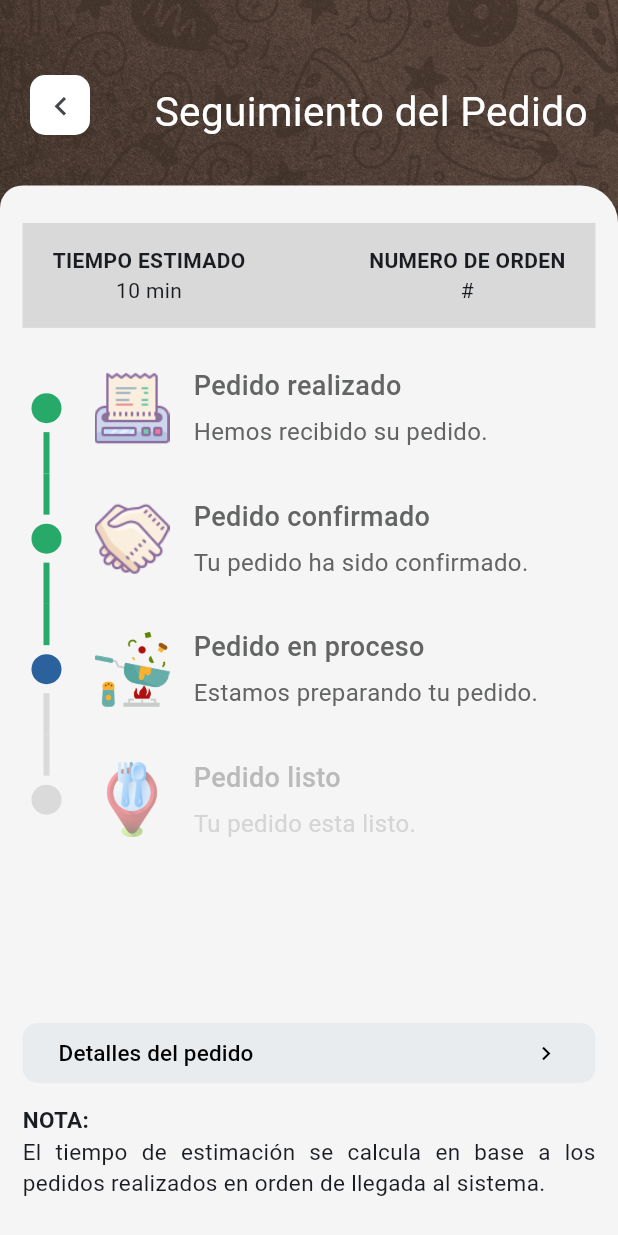
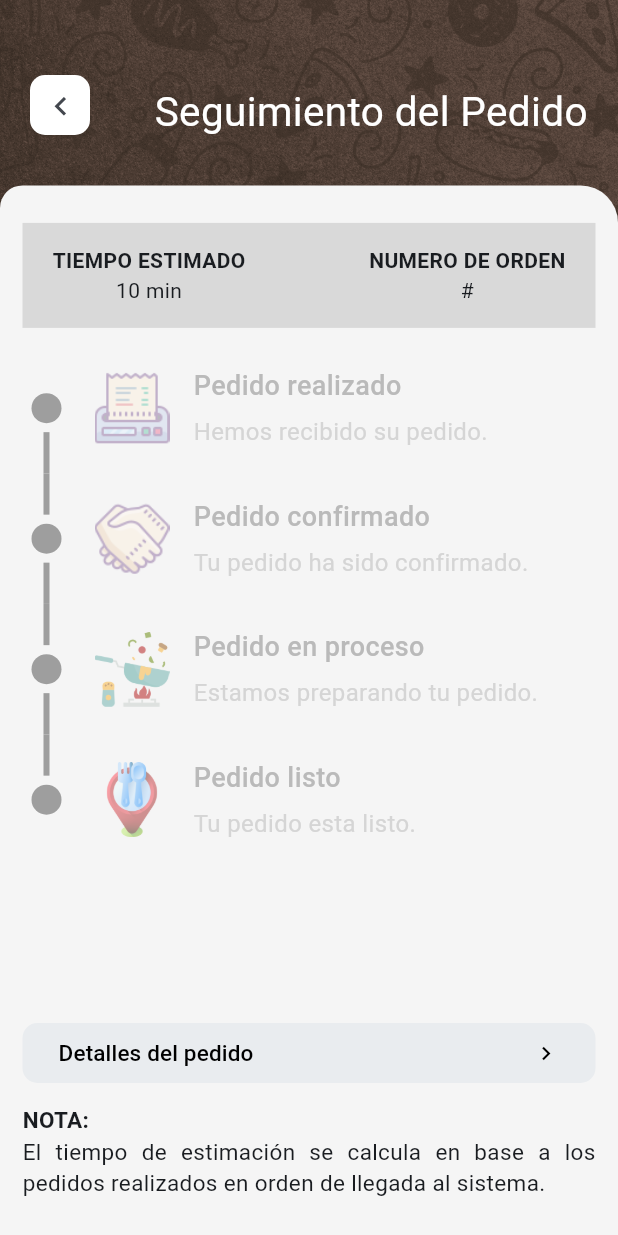
Before and after one commit to La-Carreta/La_Carreta_Express_Customer, a Flutter app: the SeguimientoPedidoScreen screen opened directly with empty values, on a phone screen of 412 x 824 dp. Run offline on Flutter 3.47's test engine with Material 3 defaults, Android fonts, the light colour scheme and no system bars; drawn by our look-alikes of timeline_tile; our stand-ins replace cloud_firestore, firebase_core, flutter_dotenv, flutter_riverpod, go_router, google_fonts and 1 more; accounts and stored records are empty; network calls fail; Roboto replaces fonts that are missing (Yantramanav).

Commit message:
Timeline data

```diff
--- a/lib/infraestructure/mappers/orden_pedido_mapper.dart
+++ b/lib/infraestructure/mappers/orden_pedido_mapper.dart
@@ -31,5 +31,6 @@ class OrdenPedidoMapper{
     tiempoEstimado: order.tiempoEstimado,
     fechaEmision: order.fecha,
     observaciones: order.observaciones,
+    estadoOrden: order.estado
   );
 }
--- /dev/null
+++ b/lib/infraestructure/models/time_line_data.dart
@@ -0,0 +1,28 @@
+import 'package:flutter/material.dart';
+
+class TimelineData{
+  final String idOrder;
+  final List<ColorsTimeLine> colors;
+
+  TimelineData({
+    required this.idOrder,
+    required this.colors
+  });
+}
+
+
+class ColorsTimeLine{
+  final Color indicatorColor;
+  final Color beforeLineColor;
+  final Color afterLineColor;
+  final int index;
+  final bool statePassed;
+
+  ColorsTimeLine({
+    required this.index,
+    required this.indicatorColor,
+    required this.beforeLineColor,
+    required this.afterLineColor,
+    required this.statePassed
+  });
+}
--- a/lib/presentation/providers/orden_pedido/orden_pedido_info_provider.dart
+++ b/lib/presentation/providers/orden_pedido/orden_pedido_info_provider.dart
@@ -13,7 +13,6 @@ final ordenPedidoInfoProvider = StateNotifierProvider<OrdenPedidoInfoNotifier, M
 typedef OrdenPedidoCallBackById = Future<OrdenPedido> Function({required String idOrdenPedido});
 
 class OrdenPedidoInfoNotifier extends StateNotifier<Map<String, OrdenPedido>>{
-
   final OrdenPedidoCallBackById fetchtOrderById;
   OrdenPedidoInfoNotifier({required this.fetchtOrderById}):super({});
 
--- a/lib/presentation/screens/pedidos/pedidos_screen.dart
+++ b/lib/presentation/screens/pedidos/pedidos_screen.dart
@@ -117,6 +117,7 @@ class _ItemPlato extends StatelessWidget {
 
   @override
   Widget build(BuildContext context) {
+    print("Estado del pedido: ${pedido.estadoOrden}");
     return Container(
       width: double.infinity,
       height: 120,
--- a/lib/presentation/screens/pedidos/seguimiento_pedido_screen.dart
+++ b/lib/presentation/screens/pedidos/seguimiento_pedido_screen.dart
@@ -2,6 +2,8 @@ import 'package:flutter/material.dart';
 import 'package:flutter_riverpod/flutter_riverpod.dart';
 import 'package:go_router/go_router.dart';
 import 'package:la_carreta_express_cs/domain/entities/orden_pedido.dart';
+import 'package:la_carreta_express_cs/infraestructure/models/time_line_data.dart';
+import 'package:la_carreta_express_cs/presentation/providers/orden_pedido/orden_pedido_time_line_provider.dart';
 import 'package:la_carreta_express_cs/presentation/providers/providers.dart';
 import 'package:la_carreta_express_cs/presentation/widgets/widgets.dart';
 import 'package:timeline_tile/timeline_tile.dart';
@@ -59,7 +61,7 @@ class SeguimientoPedidoScreen extends ConsumerWidget {
   }
 }
 
-class _SiguimientoPedidoView extends StatelessWidget {
+class _SiguimientoPedidoView extends ConsumerWidget {
   final double maximiunHeight;
   final double maximiunWidth;
   final OrdenPedido pedido;
@@ -71,7 +73,11 @@ class _SiguimientoPedidoView extends StatelessWidget {
   });
 
   @override
-  Widget build(BuildContext context) {
+  Widget build(BuildContext context, WidgetRef ref) {
+    ref.watch(ordenPedidoInfoTimelineProvider.notifier).getTimelineData(statusOrder: pedido.estadoOrden, idOrder: pedido.id);
+    final currentState = ref.watch(ordenPedidoInfoTimelineProvider)[pedido.id];
+    if(currentState == null) return const Center(child: CircularProgressIndicator());
+
     return Container(
       width: maximiunWidth,
       height: maximiunHeight,
@@ -89,7 +95,7 @@ class _SiguimientoPedidoView extends StatelessWidget {
           const SizedBox(height: 10),
 
           //Linea de tiempo
-          const _TimeLinePedido(),
+          _TimeLinePedido(currentState),
 
           const SizedBox(height: 10),
 
@@ -121,7 +127,9 @@ class _SiguimientoPedidoView extends StatelessWidget {
 }
 
 class _TimeLinePedido extends StatelessWidget {
-  const _TimeLinePedido();
+  const _TimeLinePedido(this.timelineData);
+
+  final TimelineData timelineData;
 
   @override
   Widget build(BuildContext context) {
@@ -135,57 +143,64 @@ class _TimeLinePedido extends StatelessWidget {
               isFirst: true,
               lineXY: 0.1,
               alignment: TimelineAlign.start,
-              indicatorStyle: const IndicatorStyle(
+              indicatorStyle: IndicatorStyle(
                 width: 20,
-                color: Color(0xFF27AA69),
-                padding: EdgeInsets.all(6),
+                color: timelineData.colors[0].indicatorColor,
+                padding: const EdgeInsets.all(6),
               ),
-              endChild: const _RightChild(
+              endChild: _TimelineOption(
                 asset: 'assets/pedidos-icons/order_placed.png',
                 title: 'Pedido realizado',
                 message: 'Hemos recibido su pedido.',
+                index: 1,
+                disabled: !timelineData.colors[0].statePassed,
               ),
-              beforeLineStyle: const LineStyle(
-                color: Color(0xFF27AA69),
+              beforeLineStyle: LineStyle(
+                color: timelineData.colors[0].beforeLineColor,
               ),
             ),
 
             TimelineTile(
               alignment: TimelineAlign.start,
               lineXY: 0.1,
-              indicatorStyle: const IndicatorStyle(
+              indicatorStyle: IndicatorStyle(
                 width: 20,
-                color: Color(0xFF27AA69),
-                padding: EdgeInsets.all(6),
+                color: timelineData.colors[1].indicatorColor,
+                padding: const EdgeInsets.all(6),
               ),
-              endChild: const _RightChild(
+              endChild: _TimelineOption(
                 asset: 'assets/pedidos-icons/order_confirmed.png',
                 title: 'Pedido confirmado',
                 message: 'Tu pedido ha sido confirmado.',
+                index: 2,
+                disabled: !timelineData.colors[1].statePassed,
               ),
-              beforeLineStyle: const LineStyle(
-                color: Color(0xFF27AA69),
-              ),
+              beforeLineStyle: LineStyle(
+                color: timelineData.colors[1].beforeLineColor,
+              ),//0xFFDADADA
             ),
 
             TimelineTile(
               alignment: TimelineAlign.start,
               lineXY: 0.1,
-              indicatorStyle: const IndicatorStyle(
+              indicatorStyle: IndicatorStyle(
                 width: 20,
-                color: Color(0xFF2B619C),
-                padding: EdgeInsets.all(6),
+                color: timelineData.colors[2].indicatorColor,
+                padding: const EdgeInsets.all(6),
               ),
-              endChild: const _RightChild(
+              endChild: _TimelineOption(
                 asset: 'assets/pedidos-icons/order_processed.png',
                 title: 'Pedido en proceso',
                 message: 'Estamos preparando tu pedido.',
+                index: 3,
+                disabled: !timelineData.colors[2].statePassed,
               ),
-              beforeLineStyle: const LineStyle(
-                color: Color(0xFF27AA69),
+              beforeLineStyle: LineStyle(
+                color: timelineData.colors[2].beforeLineColor,
               ),
-              afterLineStyle: const LineStyle(
-                color: Color(0xFFDADADA),
+              afterLineStyle: LineStyle(
+                color: timelineData.colors[2].afterLineColor,
+              //  color: Color(0xFFDADADA),
               ),
             ),
 
@@ -193,19 +208,20 @@ class _TimeLinePedido extends StatelessWidget {
               alignment: TimelineAlign.start,
               lineXY: 0.1,
               isLast: true,
-              indicatorStyle: const IndicatorStyle(
+              indicatorStyle: IndicatorStyle(
                 width: 20,
-                color: Color(0xFFDADADA),
-                padding: EdgeInsets.all(6),
+                color: timelineData.colors[3].indicatorColor,
+                padding: const EdgeInsets.all(6),
               ),
-              endChild: const _RightChild(
-                disabled: true,
+              endChild: _TimelineOption(
+                disabled: !timelineData.colors[3].statePassed,
                 asset: 'assets/pedidos-icons/ready_to_pickup.png',
                 title: 'Pedido listo',
                 message: 'Tu pedido esta listo.',
+                index: 4,
               ),
-              beforeLineStyle: const LineStyle(
-                color: Color(0xFFDADADA),
+              beforeLineStyle: LineStyle(
+                color: timelineData.colors[3].beforeLineColor,
               ),
             ),
           ],
@@ -256,18 +272,20 @@ class _EstimatedTimeBox extends StatelessWidget {
   }
 }
 
-class _RightChild extends StatelessWidget {
+class _TimelineOption extends StatelessWidget {
 
   final String asset;
   final String title;
   final String message;
   final bool disabled;
+  final int index;
 
-  const _RightChild({
+  const _TimelineOption({
     required this.asset,
     required this.title,
     required this.message,
-    this.disabled = false
+    this.disabled = false,
+    required this.index
   });
 
   @override
```
Also changed, not shown: lib/presentation/helpers/get_current_status_index.dart (added, +22 -0 lines), lib/presentation/providers/orden_pedido/orden_pedido_time_line_provider.dart (added, +61 -0 lines).
